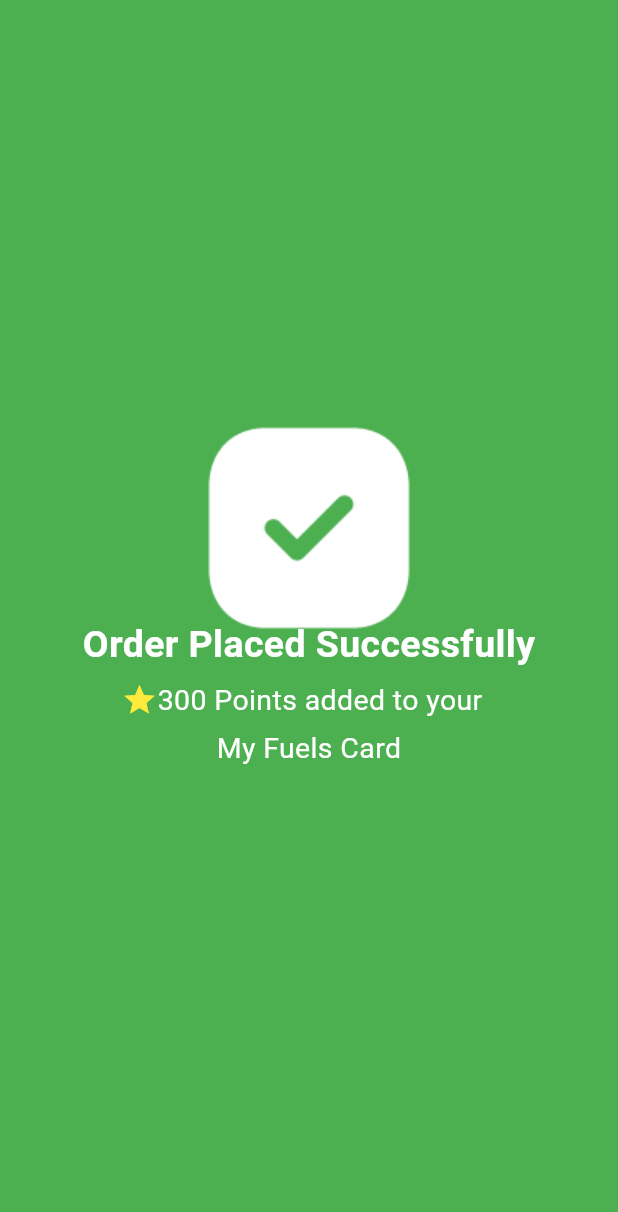
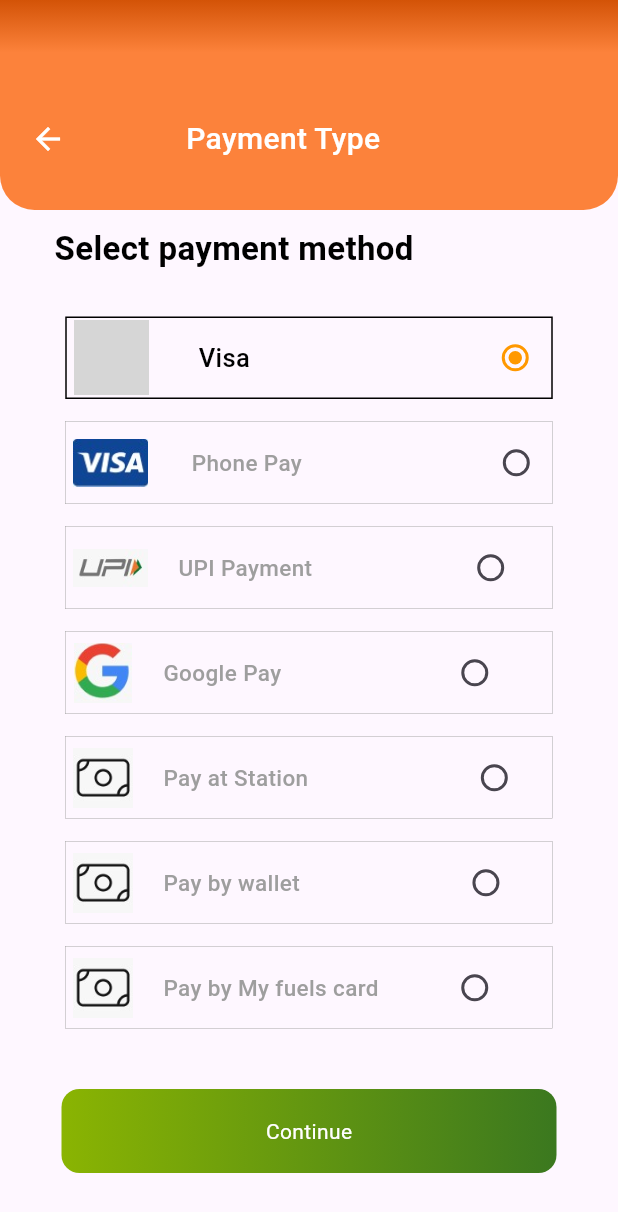
Before and after one commit to Jayeshkushwah/alpha_test, a Flutter app: the screen it shows after launch, on a phone screen of 412 x 824 dp. Shown: the top 1212 px of the screen. Run offline on Flutter 3.47's test engine with Material 3 defaults, Android fonts, the phone set to English and light mode, and no system bars; grey boxes are pictures that could not be loaded.

Commit message:
shivani payment

```diff
--- a/lib/main.dart
+++ b/lib/main.dart
@@ -1,6 +1,8 @@
 import 'package:flutter/material.dart';
 import 'package:test_prj/charging_stations.dart';
+import 'package:test_prj/checkout_page.dart';
 import 'package:test_prj/pay_success_page.dart';
+import 'package:test_prj/payment_page.dart';
 import 'package:test_prj/vehicle_number.dart';
 
 void main() {
@@ -14,7 +16,7 @@ class MyApp extends StatelessWidget {
   Widget build(BuildContext context) {
     return const MaterialApp(
       debugShowCheckedModeBanner: false,
-      home: OrderPlaced(),
+      home: PaymentScreen(),
     );
   }
 }
--- /dev/null
+++ b/lib/payment_page.dart
@@ -0,0 +1,447 @@
+import 'package:flutter/material.dart';
+import 'package:test_prj/components/my_button.dart';
+
+class PaymentScreen extends StatefulWidget {
+  const PaymentScreen({super.key});
+
+  @override
+  State<PaymentScreen> createState() => _PaymentScreenState();
+}
+
+class _PaymentScreenState extends State<PaymentScreen> {
+  int _type = 1;
+
+  void _handleRadio(Object? e) => setState(() {
+        _type = e as int;
+      });
+
+  @override
+  void initState() {
+    super.initState();
+  }
+
+  @override
+  Widget build(BuildContext context) {
+    //Size size = MediaQuery.of(context).size;
+    return Scaffold(
+      body: Column(
+        children: [
+          Container(
+            height: 140,
+            decoration: BoxDecoration(
+              gradient: LinearGradient(
+                begin: Alignment.topCenter,
+                end: Alignment.center,
+                colors: [
+                  Color.fromRGBO(211, 83, 7, 1),
+                  Color.fromRGBO(252, 130, 59, 1),
+                  Color.fromRGBO(252, 130, 59, 1),
+                ],
+              ),
+              borderRadius: BorderRadius.only(
+                bottomLeft: Radius.circular(23),
+                bottomRight: Radius.circular(23),
+              ),
+            ),
+            child: Row(
+              children: [
+                Padding(
+                  padding: const EdgeInsets.only(top: 45.0, left: 20),
+                  child: Icon(
+                    Icons.arrow_back,
+                    color: Colors.white,
+                  ),
+                ),
+                Padding(
+                  padding: const EdgeInsets.only(top: 45.0, left: 80),
+                  child: Text(
+                    'Payment Type',
+                    style: TextStyle(
+                      color: Colors.white,
+                      fontSize: 20,
+                      fontWeight: FontWeight.w500,
+                    ),
+                  ),
+                ),
+              ],
+            ),
+          ),
+          Padding(
+            padding: const EdgeInsets.only(top: 10, right: 100),
+            child: Text(
+              'Select payment method',
+              style: TextStyle(
+                  fontSize: 22,
+                  fontWeight: FontWeight.bold,
+                  color: Colors.black),
+            ),
+          ),
+          Padding(
+            padding: EdgeInsets.only(top: 30),
+            child: Container(
+                width: 325,
+                height: 55,
+                decoration: BoxDecoration(
+                    border: _type == 1
+                        ? Border.all(width: 1, color: Colors.black)
+                        : Border.all(width: 0.3, color: Colors.grey)),
+                child: Center(
+                    child: Row(
+                  mainAxisAlignment: MainAxisAlignment.spaceBetween,
+                  children: [
+                    Row(children: [
+                      Padding(
+                        padding: const EdgeInsets.only(left: 5),
+                        child: Image.asset(
+                          "assets/visa.png",
+                          height: 50,
+                          width: 50,
+                        ),
+                      ),
+                    ]),
+                    Padding(
+                      padding: const EdgeInsets.only(left: 20),
+                      child: Text("Visa",
+                          style: _type == 1
+                              ? TextStyle(
+                                  fontSize: 17,
+                                  fontWeight: FontWeight.w500,
+                                  color: Colors.black)
+                              : TextStyle(
+                                  fontSize: 15,
+                                  fontWeight: FontWeight.w500,
+                                  color: Colors.grey,
+                                )),
+                    ),
+                    Padding(
+                      padding: const EdgeInsets.only(left: 140),
+                      child: Radio(
+                        value: 1,
+                        groupValue: _type,
+                        onChanged: _handleRadio,
+                        activeColor: Colors.orange,
+                      ),
+                    ),
+                  ],
+                ))),
+          ),
+          Padding(
+            padding: EdgeInsets.only(top: 15),
+            child: Container(
+                width: 325,
+                height: 55,
+                decoration: BoxDecoration(
+                    border: _type == 2
+                        ? Border.all(width: 1, color: Colors.black)
+                        : Border.all(width: 0.3, color: Colors.grey)),
+                child: Center(
+                    child: Row(
+                  mainAxisAlignment: MainAxisAlignment.spaceBetween,
+                  children: [
+                    Row(children: [
+                      Padding(
+                        padding: const EdgeInsets.only(left: 5),
+                        child: Image.asset(
+                          "assets/visa.jpg",
+                          height: 50,
+                          width: 50,
+                        ),
+                      ),
+                    ]),
+                    Padding(
+                      padding: const EdgeInsets.only(left: 20),
+                      child: Text("Phone Pay",
+                          style: _type == 2
+                              ? TextStyle(
+                                  fontSize: 17,
+                                  fontWeight: FontWeight.w500,
+                                  color: Colors.black)
+                              : TextStyle(
+                                  fontSize: 15,
+                                  fontWeight: FontWeight.w500,
+                                  color: Colors.grey,
+                                )),
+                    ),
+                    Padding(
+                      padding: const EdgeInsets.only(left: 110),
+                      child: Radio(
+                        value: 2,
+                        groupValue: _type,
+                        onChanged: _handleRadio,
+                        activeColor: Colors.orange,
+                      ),
+                    ),
+                  ],
+                ))),
+          ),
+          Padding(
+              padding: EdgeInsets.only(top: 15),
+              child: Container(
+                width: 325,
+                height: 55,
+                decoration: BoxDecoration(
+                    border: _type == 3
+                        ? Border.all(width: 1, color: Colors.black)
+                        : Border.all(width: 0.3, color: Colors.grey)),
+                child: Center(
+                    child: Row(
+                  mainAxisAlignment: MainAxisAlignment.spaceBetween,
+                  children: [
+                    Row(
+                      children: [
+                        Padding(
+                          padding: const EdgeInsets.only(left: 5),
+                          child: Image.asset(
+                            "assets/upi.jpg",
+                            height: 50,
+                            width: 50,
+                          ),
+                        ),
+                        Padding(
+                          padding: const EdgeInsets.only(left: 20),
+                          child: Text("UPI Payment",
+                              style: _type == 3
+                                  ? TextStyle(
+                                      fontSize: 17,
+                                      fontWeight: FontWeight.w500,
+                                      color: Colors.black)
+                                  : TextStyle(
+                                      fontSize: 15,
+                                      fontWeight: FontWeight.w500,
+                                      color: Colors.grey,
+                                    )),
+                        ),
+                        Padding(
+                          padding: const EdgeInsets.only(left: 95),
+                          child: Radio(
+                            value: 3,
+                            groupValue: _type,
+                            onChanged: _handleRadio,
+                            activeColor: Colors.orange,
+                          ),
+                        ),
+                      ],
+                    )
+                  ],
+                )),
+              )),
+          Padding(
+              padding: EdgeInsets.only(top: 15),
+              child: Container(
+                width: 325,
+                height: 55,
+                decoration: BoxDecoration(
+                    border: _type == 4
+                        ? Border.all(width: 1, color: Colors.black)
+                        : Border.all(width: 0.3, color: Colors.grey)),
+                child: Center(
+                    child: Row(
+                  mainAxisAlignment: MainAxisAlignment.spaceBetween,
+                  children: [
+                    Row(
+                      children: [
+                        Padding(
+                          padding: const EdgeInsets.only(left: 5),
+                          child: Image.asset(
+                            "assets/google.jpg",
+                            height: 40,
+                            width: 40,
+                          ),
+                        ),
+                        Padding(
+                          padding: const EdgeInsets.only(left: 20),
+                          child: Text("Google Pay",
+                              style: _type == 4
+                                  ? TextStyle(
+                                      fontSize: 17,
+                                      fontWeight: FontWeight.w500,
+                                      color: Colors.black)
+                                  : TextStyle(
+                                      fontSize: 15,
+                                      fontWeight: FontWeight.w500,
+                                      color: Colors.grey,
+                                    )),
+                        ),
+                        Padding(
+                          padding: const EdgeInsets.only(left: 105),
+                          child: Radio(
+                            value: 4,
+                            groupValue: _type,
+                            onChanged: _handleRadio,
+                            activeColor: Colors.orange,
+                          ),
+                        ),
+                      ],
+                    )
+                  ],
+                )),
+              )),
+          Padding(
+              padding: EdgeInsets.only(top: 15),
+              child: Container(
+                width: 325,
+                height: 55,
+                decoration: BoxDecoration(
+                    border: _type == 5
+                        ? Border.all(width: 1, color: Colors.black)
+                        : Border.all(width: 0.3, color: Colors.grey)),
+                child: Center(
+                    child: Row(
+                  mainAxisAlignment: MainAxisAlignment.spaceBetween,
+                  children: [
+                    Row(
+                      children: [
+                        Padding(
+                          padding: const EdgeInsets.only(left: 5),
+                          child: Image.asset(
+                            "assets/pay_station.jpg",
+                            height: 40,
+                            width: 40,
+                          ),
+                        ),
+                        Padding(
+                          padding: const EdgeInsets.only(left: 20),
+                          child: Text("Pay at Station",
+                              style: _type == 5
+                                  ? TextStyle(
+                                      fontSize: 17,
+                                      fontWeight: FontWeight.w500,
+                                      color: Colors.black)
+                                  : TextStyle(
+                                      fontSize: 15,
+                                      fontWeight: FontWeight.w500,
+                                      color: Colors.grey,
+                                    )),
+                        ),
+                        Padding(
+                          padding: const EdgeInsets.only(left: 100),
+                          child: Radio(
+                            value: 5,
+                            groupValue: _type,
+                            onChanged: _handleRadio,
+                            activeColor: Colors.orange,
+                          ),
+                        ),
+                      ],
+                    )
+                  ],
+                )),
+              )),
+          Padding(
+              padding: EdgeInsets.only(top: 15),
+              child: Container(
+                width: 325,
+                height: 55,
+                decoration: BoxDecoration(
+                    border: _type == 6
+                        ? Border.all(width: 1, color: Colors.black)
+                        : Border.all(width: 0.3, color: Colors.grey)),
+                child: Center(
+                    child: Row(
+                  mainAxisAlignment: MainAxisAlignment.spaceBetween,
+                  children: [
+                    Row(
+                      children: [
+                        Padding(
+                          padding: const EdgeInsets.only(left: 5),
+                          child: Image.asset(
+                            "assets/pay_station.jpg",
+                            height: 40,
+                            width: 40,
+                          ),
+                        ),
+                        Padding(
+                          padding: const EdgeInsets.only(left: 20),
+                          child: Text("Pay by wallet",
+                              style: _type == 6
+                                  ? TextStyle(
+                                      fontSize: 17,
+                                      fontWeight: FontWeight.w500,
+                                      color: Colors.black)
+                                  : TextStyle(
+                                      fontSize: 15,
+                                      fontWeight: FontWeight.w500,
+                                      color: Colors.grey,
+                                    )),
+                        ),
+                        Padding(
+                          padding: const EdgeInsets.only(left: 100),
+                          child: Radio(
+                            value: 6,
+                            groupValue: _type,
+                            onChanged: _handleRadio,
+                            activeColor: Colors.orange,
+                          ),
+                        ),
+                      ],
+                    )
+                  ],
+                )),
+              )),
+          Padding(
+              padding: EdgeInsets.only(top: 15),
+              child: Container(
+                width: 325,
+                height: 55,
+                decoration: BoxDecoration(
+                    border: _type == 2
+                        ? Border.all(width: 0, color: Colors.black)
+                        : Border.all(width: 0.3, color: Colors.grey)),
+                child: Center(
+                    child: Row(
+                  mainAxisAlignment: MainAxisAlignment.spaceBetween,
+                  children: [
+                    Row(
+                      children: [
+                        Padding(
+                          padding: const EdgeInsets.only(left: 5),
+                          child: Image.asset(
+                            "assets/pay_station.jpg",
+                            height: 40,
+                            width: 40,
+                          ),
+                        ),
+                        Padding(
+                          padding: const EdgeInsets.only(left: 20),
+                          child: Text("Pay by My fuels card",
+                              style: _type == 7
+                                  ? TextStyle(
+                                      fontSize: 17,
+                                      fontWeight: FontWeight.w500,
+                                      color: Colors.black)
+                                  : TextStyle(
+                                      fontSize: 15,
+                                      fontWeight: FontWeight.w500,
+                                      color: Colors.grey,
+                                    )),
+                        ),
+                        Padding(
+                          padding: const EdgeInsets.only(left: 40),
+                          child: Radio(
+                            value: 7,
+                            groupValue: _type,
+                            onChanged: _handleRadio,
+                            activeColor: Colors.orange,
+                          ),
+                        ),
+                      ],
+                    )
+                  ],
+                )),
+              )),
+          SizedBox(
+            height: 40,
+          ),
+          Container(
+            alignment: Alignment.bottomCenter,
+            width: 330,
+            child: MyButton(
+              text: 'Continue',
+            ),
+          ),
+          SizedBox(width: 80),
+        ],
+      ),
+    );
+  }
+}
```
Also changed, not shown: assets/google.jpg (added), assets/pay_station.jpg (added), assets/phonepay.jpg (added), assets/upi.jpg (added), assets/visa.jpg (added).
